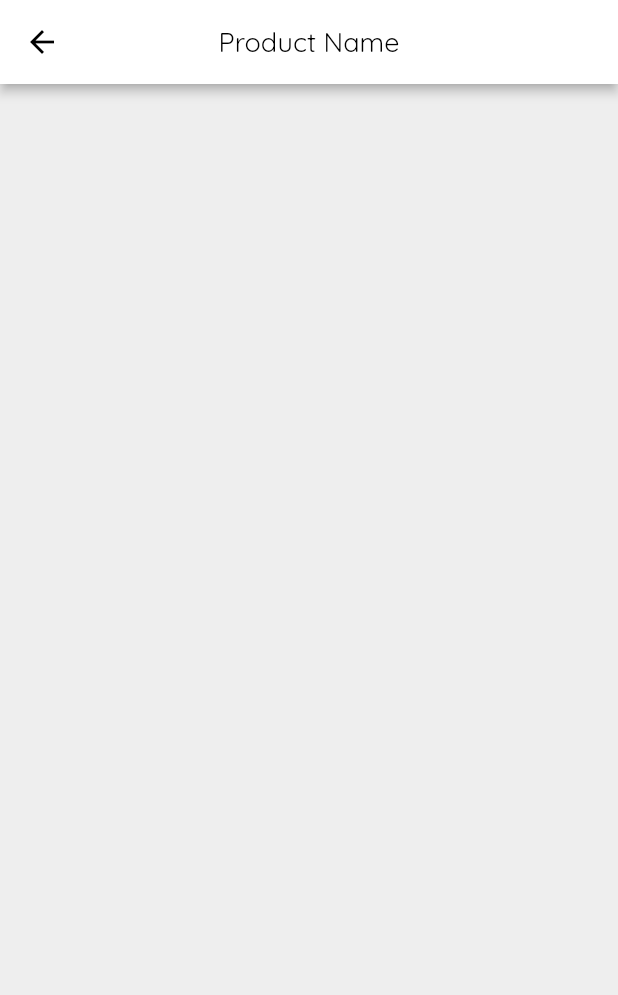
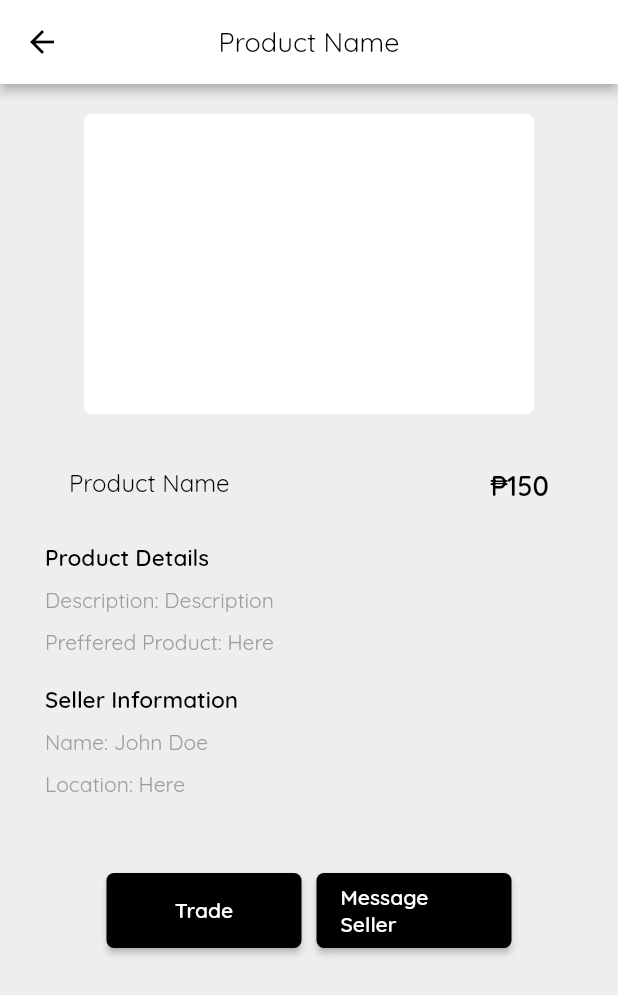
Before and after one commit to lansoyyy/Agro-Trade, a Flutter app: the ProductMain screen opened directly, on a phone screen of 412 x 824 dp. Shown: the top 995 px of the screen. Run offline on Flutter 3.47's test engine with Material 2 defaults, Android fonts, the phone set to English and light mode, and no system bars; our stand-ins replace cloud_firestore, firebase_auth, firebase_core, firebase_storage, get_storage, image_picker; accounts and stored records are empty.

Commit message:
added product main page

```diff
--- a/lib/screens/pages/view_product.dart
+++ b/lib/screens/pages/view_product.dart
@@ -55,7 +55,7 @@ class ViewProductPage extends StatelessWidget {
                           onTap: () {
                             box.write('prodId', data.docs[index].id);
                             Navigator.of(context).push(MaterialPageRoute(
-                                builder: (context) => const ProductMain()));
+                                builder: (context) => ProductMain()));
                           },
                           child: Container(
                             padding: const EdgeInsets.all(5),
--- a/lib/screens/product_main.dart
+++ b/lib/screens/product_main.dart
@@ -1,14 +1,107 @@
 import 'package:flutter/material.dart';
+import 'package:get_storage/get_storage.dart';
 import 'package:marketdo/widgets/appbar_widget.dart';
+import 'package:marketdo/widgets/button_widget.dart';
+import 'package:marketdo/widgets/text_widget.dart';
 
 class ProductMain extends StatelessWidget {
-  const ProductMain({Key? key}) : super(key: key);
+  ProductMain({Key? key}) : super(key: key);
+
+  final box = GetStorage();
 
   @override
   Widget build(BuildContext context) {
     return Scaffold(
       backgroundColor: Colors.grey[200],
       appBar: AppbarWidget('Product Name'),
+      body: Padding(
+        padding: const EdgeInsets.only(left: 30, right: 30),
+        child: SingleChildScrollView(
+          child: Column(
+            crossAxisAlignment: CrossAxisAlignment.start,
+            children: [
+              const SizedBox(
+                height: 20,
+              ),
+              Center(
+                child: Container(
+                  height: 200,
+                  width: 300,
+                  decoration: BoxDecoration(
+                    color: Colors.white,
+                    borderRadius: BorderRadius.circular(5),
+                  ),
+                ),
+              ),
+              const SizedBox(
+                height: 20,
+              ),
+              ListTile(
+                leading: TextRegular(
+                    text: 'Product Name', fontSize: 16, color: Colors.black),
+                trailing:
+                    TextBold(text: '₱150', fontSize: 18, color: Colors.black),
+              ),
+              const SizedBox(
+                height: 10,
+              ),
+              TextBold(
+                  text: 'Product Details', fontSize: 15, color: Colors.black),
+              const SizedBox(
+                height: 10,
+              ),
+              TextRegular(
+                  text: 'Description: Description',
+                  fontSize: 14,
+                  color: Colors.grey),
+              const SizedBox(
+                height: 10,
+              ),
+              TextRegular(
+                  text: 'Preffered Product: Here',
+                  fontSize: 14,
+                  color: Colors.grey),
+              const SizedBox(
+                height: 20,
+              ),
+              TextBold(
+                  text: 'Seller Information',
+                  fontSize: 15,
+                  color: Colors.black),
+              const SizedBox(
+                height: 10,
+              ),
+              TextRegular(
+                  text: 'Name: John Doe', fontSize: 14, color: Colors.grey),
+              const SizedBox(
+                height: 10,
+              ),
+              TextRegular(
+                  text: 'Location: Here', fontSize: 14, color: Colors.grey),
+              const SizedBox(
+                height: 50,
+              ),
+              Row(
+                mainAxisAlignment: MainAxisAlignment.center,
+                children: [
+                  SizedBox(
+                    width: 130,
+                    child: ButtonWidget(onPressed: () {}, text: 'Trade'),
+                  ),
+                  const SizedBox(
+                    width: 10,
+                  ),
+                  SizedBox(
+                    width: 130,
+                    child:
+                        ButtonWidget(onPressed: () {}, text: 'Message Seller'),
+                  ),
+                ],
+              ),
+            ],
+          ),
+        ),
+      ),
     );
   }
 }
--- a/lib/screens/tabs/home_tab.dart
+++ b/lib/screens/tabs/home_tab.dart
@@ -130,7 +130,7 @@ class HomeTab extends StatelessWidget {
                               onTap: () {
                                 box.write('prodId', data.docs[index].id);
                                 Navigator.of(context).push(MaterialPageRoute(
-                                    builder: (context) => const ProductMain()));
+                                    builder: (context) => ProductMain()));
                               },
                               child: Container(
                                 padding: const EdgeInsets.all(5),
--- a/lib/widgets/button_widget.dart
+++ b/lib/widgets/button_widget.dart
@@ -16,12 +16,12 @@ class ButtonWidget extends StatelessWidget {
     return MaterialButton(
       height: 50,
       shape: RoundedRectangleBorder(
-        borderRadius: BorderRadius.circular(10),
+        borderRadius: BorderRadius.circular(5),
       ),
       minWidth: 250,
       color: Colors.black,
       onPressed: onPressed,
-      child: TextBold(text: text, fontSize: 18, color: Colors.white),
+      child: TextBold(text: text, fontSize: 14, color: Colors.white),
     );
   }
 }
```
